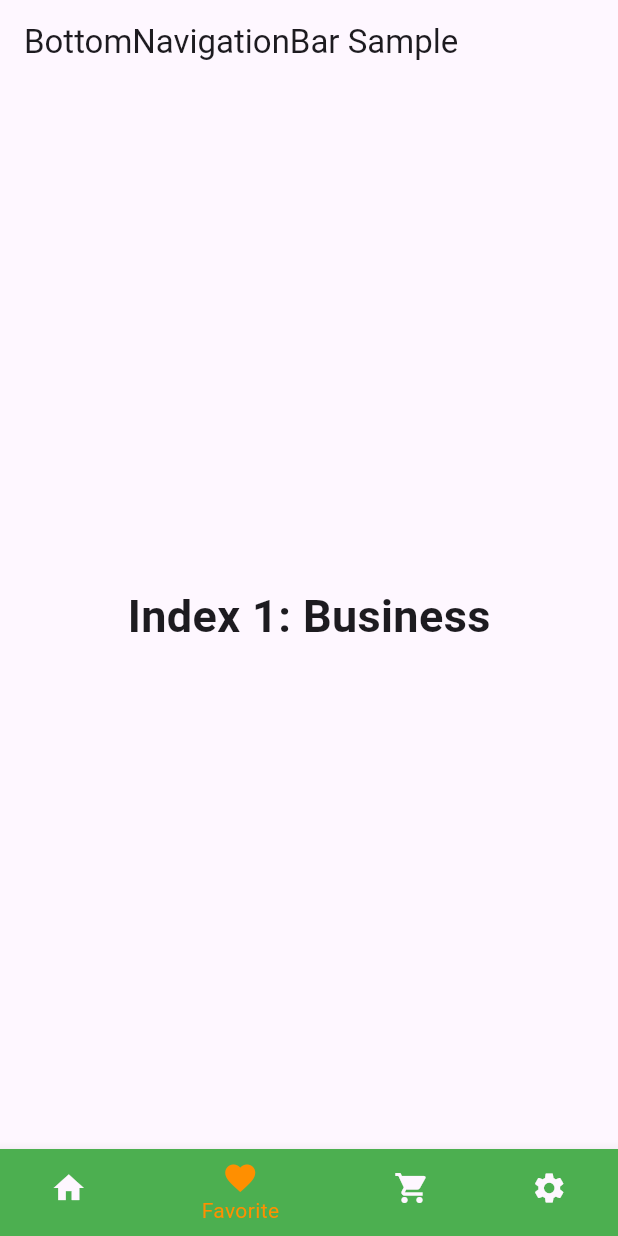
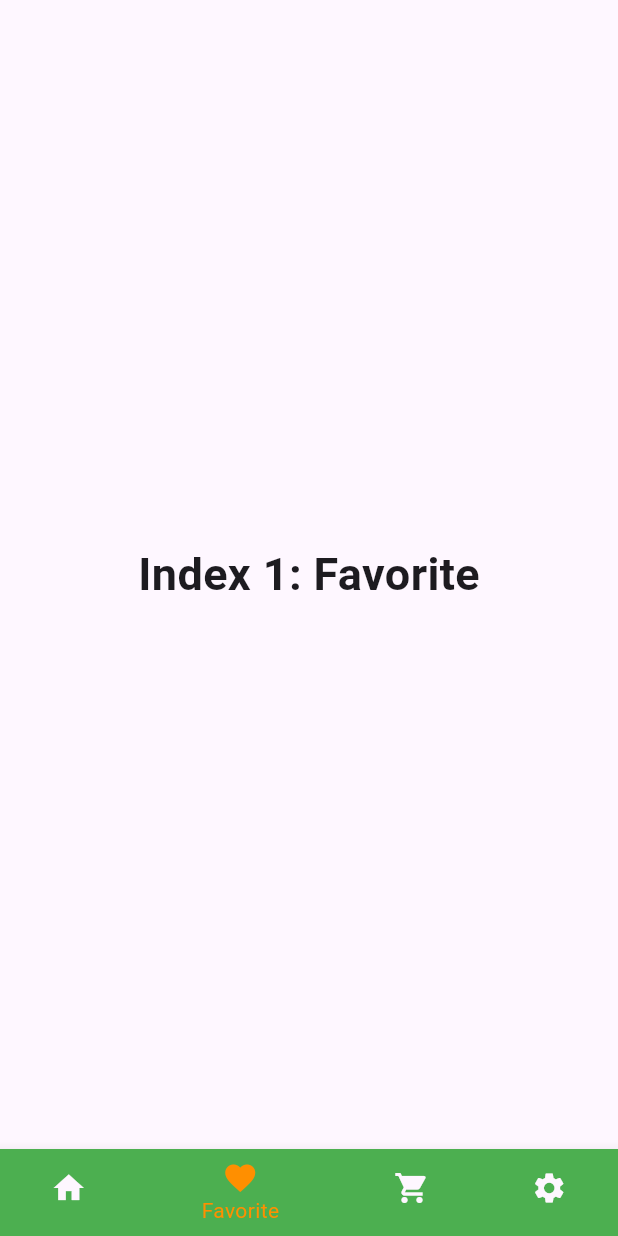
Before and after one commit to paradise07102002/fashion-shop, a Flutter app: the screen it shows after launch, item 2 of the bottom bar chosen, on a phone screen of 412 x 824 dp. Run offline on Flutter 3.47's test engine with Material 3 defaults, Android fonts, the phone set to English and light mode, and no system bars.

Commit message:
Add HomePage to BottomNavigationBar

```diff
--- a/lib/main.dart
+++ b/lib/main.dart
@@ -1,4 +1,5 @@
 import 'package:flutter/material.dart';
+import 'screens/home_page.dart';
 
 /// Flutter code sample for [BottomNavigationBar].
 
@@ -29,16 +30,13 @@
   static const TextStyle optionStyle =
       TextStyle(fontSize: 30, fontWeight: FontWeight.bold);
   static const List<Widget> _widgetOptions = <Widget>[
+    HomePage(),
     Text(
-      'Index 0: Home',
+      'Index 1: Favorite',
       style: optionStyle,
     ),
     Text(
-      'Index 1: Business',
-      style: optionStyle,
-    ),
-    Text(
-      'Index 2: School',
+      'Index 2: Cart',
       style: optionStyle,
     ),
     Text(
@@ -56,9 +54,6 @@
   @override
   Widget build(BuildContext context) {
     return Scaffold(
-      appBar: AppBar(
-        title: const Text('BottomNavigationBar Sample'),
-      ),
       body: Center(
         child: _widgetOptions.elementAt(_selectedIndex),
       ),
```
